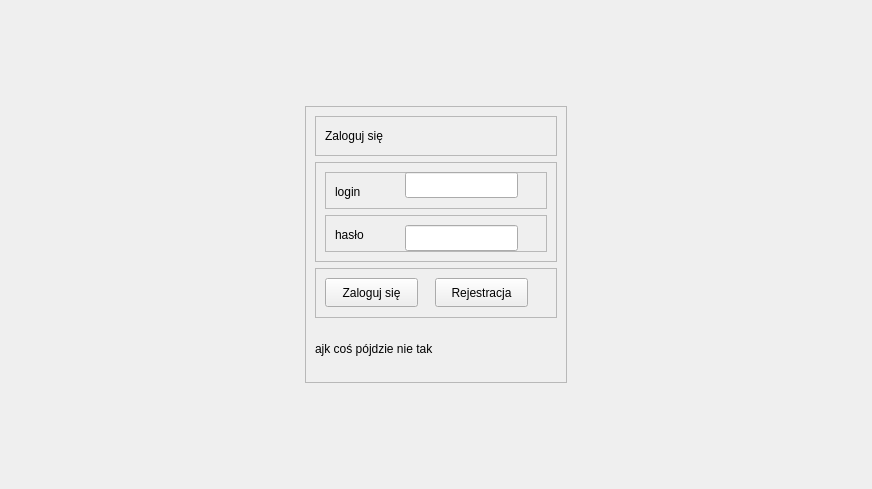
Above: src/UI/templates/LogInPage.ui from BartoszPietrucha/projekt before the change. Below: the same form after it.
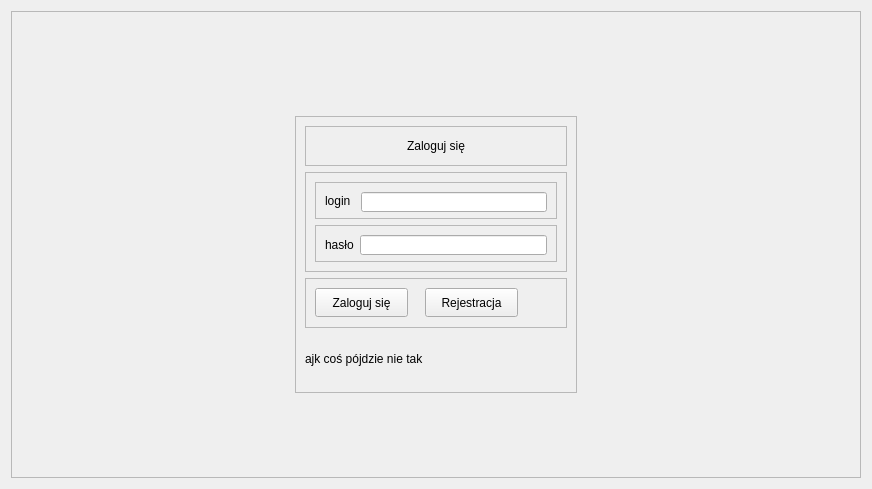
That is the form after the change. Icons and pictures are not drawn.

What changed in the file:
```diff
--- a/src/UI/templates/LogInPage.ui
+++ b/src/UI/templates/LogInPage.ui
@@ -13,22 +13,44 @@
   <property name="windowTitle">
    <string>Form</string>
   </property>
+  <property name="styleSheet">
+   <string notr="true">#frame{
+background-image:url(&quot;C:/Programy/python/projekt/projekt/src/UI/apartment.jpg&quot;);
+background-position: top center;
+width: 100%;
+height: 100%;
+background-repeat: no-repeat;
+}
+</string>
+  </property>
   <layout class="QHBoxLayout" name="horizontalLayout">
-   <item>
-    <widget class="QFrame" name="frame_5">
-     <property name="frameShape">
-      <enum>QFrame::Shape::NoFrame</enum>
-     </property>
-     <property name="frameShadow">
-      <enum>QFrame::Shadow::Raised</enum>
-     </property>
-    </widget>
-   </item>
    <item>
     <widget class="QFrame" name="frame">
+     <property name="frameShape">
+      <enum>QFrame::Shape::StyledPanel</enum>
+     </property>
+     <property name="frameShadow">
+      <enum>QFrame::Shadow::Raised</enum>
+     </property>
+     <layout class="QHBoxLayout" name="horizontalLayout_3">
+      <item>
+       <widget class="QFrame" name="frame_6">
+        <property name="styleSheet">
+         <string notr="true"/>
+        </property>
+        <property name="frameShape">
+         <enum>QFrame::Shape::NoFrame</enum>
+        </property>
+        <property name="frameShadow">
+         <enum>QFrame::Shadow::Raised</enum>
+        </property>
+       </widget>
+      </item>
+      <item>
+       <widget class="QFrame" name="frame_2">
      <property name="maximumSize">
       <size>
-       <width>16777215</width>
+          <width>300</width>
        <height>800</height>
       </size>
      </property>
@@ -39,24 +61,24 @@
       <enum>QFrame::Shadow::Raised</enum>
      </property>
      <layout class="QVBoxLayout" name="verticalLayout">
-      <item>
-       <widget class="QFrame" name="frame_2">
-        <property name="maximumSize">
-         <size>
-          <width>16777215</width>
-          <height>80</height>
-         </size>
-        </property>
-        <property name="frameShape">
-         <enum>QFrame::Shape::NoFrame</enum>
-        </property>
-        <property name="frameShadow">
-         <enum>QFrame::Shadow::Raised</enum>
-        </property>
-       </widget>
-      </item>
       <item>
        <widget class="QFrame" name="frame_3">
+           <property name="maximumSize">
+            <size>
+             <width>16777215</width>
+             <height>80</height>
+            </size>
+           </property>
+           <property name="frameShape">
+            <enum>QFrame::Shape::NoFrame</enum>
+           </property>
+           <property name="frameShadow">
+            <enum>QFrame::Shadow::Raised</enum>
+           </property>
+          </widget>
+         </item>
+         <item>
+          <widget class="QFrame" name="frame_4">
         <property name="frameShape">
          <enum>QFrame::Shape::StyledPanel</enum>
         </property>
@@ -84,6 +106,9 @@
               <property name="text">
                <string>Zaloguj się</string>
               </property>
+                 <property name="alignment">
+                  <set>Qt::AlignmentFlag::AlignCenter</set>
+                 </property>
              </widget>
             </item>
            </layout>
@@ -118,29 +143,40 @@
               <property name="frameShadow">
                <enum>QFrame::Shadow::Raised</enum>
               </property>
-              <widget class="QLineEdit" name="le_login">
-               <property name="geometry">
-                <rect>
-                 <x>80</x>
-                 <y>0</y>
-                 <width>113</width>
-                 <height>26</height>
-                </rect>
-               </property>
-              </widget>
+                 <layout class="QHBoxLayout" name="horizontalLayout_4">
+                  <property name="spacing">
+                   <number>10</number>
+                  </property>
+                  <item>
               <widget class="QLabel" name="label">
-               <property name="geometry">
-                <rect>
-                 <x>10</x>
-                 <y>10</y>
-                 <width>63</width>
-                 <height>20</height>
-                </rect>
+                    <property name="minimumSize">
+                     <size>
+                      <width>0</width>
+                      <height>15</height>
+                     </size>
                </property>
                <property name="text">
                 <string>login</string>
                </property>
               </widget>
+                  </item>
+                  <item>
+                   <widget class="QLineEdit" name="le_login">
+                    <property name="minimumSize">
+                     <size>
+                      <width>0</width>
+                      <height>20</height>
+                     </size>
+                    </property>
+                    <property name="alignment">
+                     <set>Qt::AlignmentFlag::AlignCenter</set>
+                    </property>
+                    <property name="dragEnabled">
+                     <bool>false</bool>
+                    </property>
+                   </widget>
+                  </item>
+                 </layout>
              </widget>
             </item>
             <item>
@@ -151,29 +187,34 @@
               <property name="frameShadow">
                <enum>QFrame::Shadow::Raised</enum>
               </property>
+                 <layout class="QHBoxLayout" name="horizontalLayout_5">
+                  <item>
               <widget class="QLabel" name="label_3">
-               <property name="geometry">
-                <rect>
-                 <x>10</x>
-                 <y>10</y>
-                 <width>63</width>
+                    <property name="minimumSize">
+                     <size>
+                      <width>0</width>
                  <height>20</height>
-                </rect>
+                     </size>
                </property>
                <property name="text">
                 <string>hasło</string>
                </property>
               </widget>
+                  </item>
+                  <item>
               <widget class="QLineEdit" name="le_haslo">
-               <property name="geometry">
-                <rect>
-                 <x>80</x>
-                 <y>10</y>
-                 <width>113</width>
-                 <height>26</height>
-                </rect>
-               </property>
-              </widget>
+                    <property name="minimumSize">
+                     <size>
+                      <width>0</width>
+                      <height>20</height>
+                     </size>
+                    </property>
+                    <property name="alignment">
+                     <set>Qt::AlignmentFlag::AlignCenter</set>
+                    </property>
+                   </widget>
+                  </item>
+                 </layout>
              </widget>
             </item>
            </layout>
@@ -232,13 +273,16 @@
        </widget>
       </item>
       <item>
-       <widget class="QFrame" name="frame_4">
+          <widget class="QFrame" name="frame_5">
         <property name="maximumSize">
          <size>
           <width>16777215</width>
-          <height>80</height>
-         </size>
-        </property>
+             <height>60</height>
+            </size>
+           </property>
+           <property name="layoutDirection">
+            <enum>Qt::LayoutDirection::LeftToRight</enum>
+           </property>
         <property name="frameShape">
          <enum>QFrame::Shape::NoFrame</enum>
         </property>
@@ -251,7 +295,7 @@
     </widget>
    </item>
    <item>
-    <widget class="QFrame" name="frame_6">
+       <widget class="QFrame" name="frame_12">
      <property name="enabled">
       <bool>true</bool>
      </property>
@@ -264,6 +308,9 @@
      <property name="lineWidth">
       <number>0</number>
      </property>
+       </widget>
+      </item>
+     </layout>
     </widget>
    </item>
   </layout>
```
Lines whose indentation alone changed are shown as unchanged.
